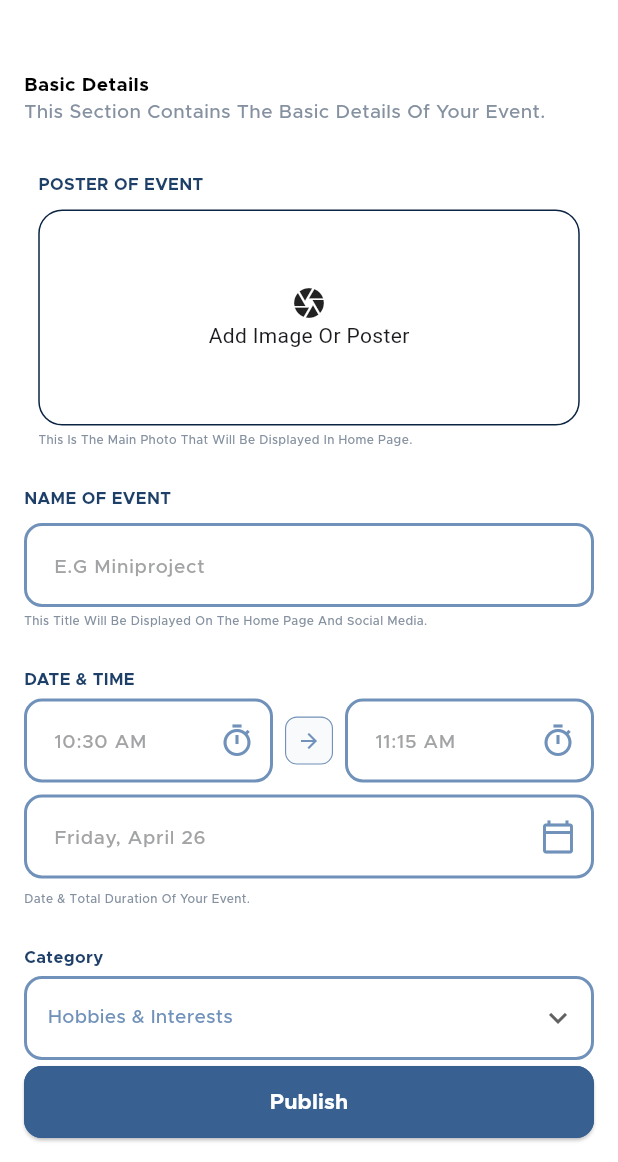
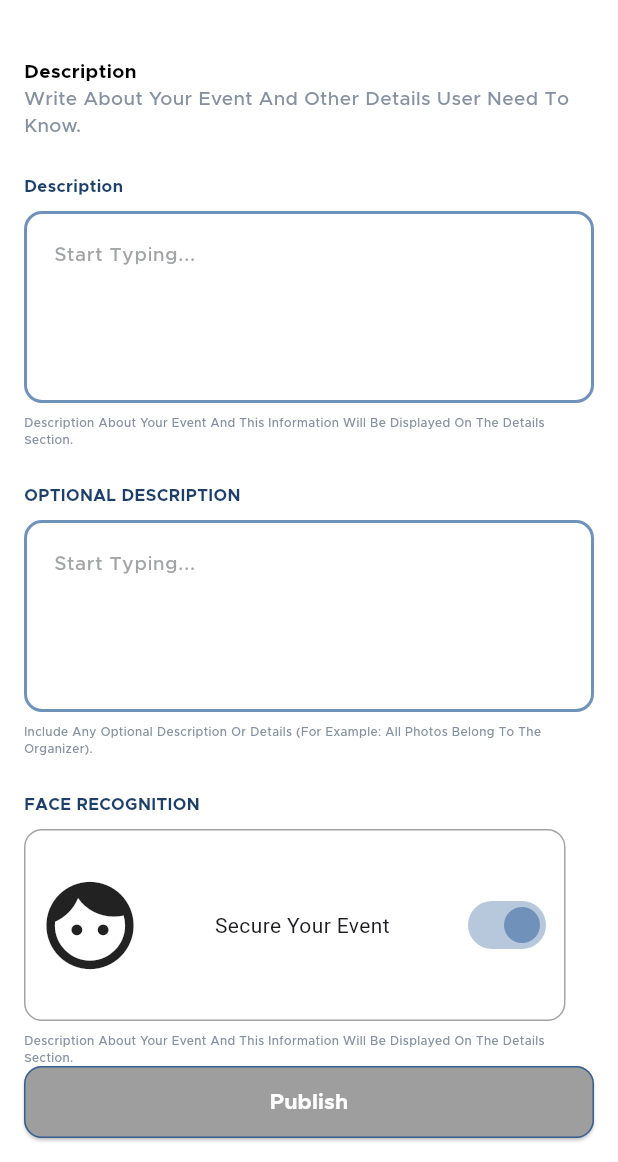
Before and after one commit to Mahmoud-Magdyy/Eventak, a Flutter app: the PageViewEvent screen opened by its route, after a tap on "Next", on a phone screen of 412 x 824 dp, the part 74-1236 px from its top. Run offline on Flutter 3.47's test engine with Material 3 defaults, Android fonts, the phone set to English and light mode, and no system bars; our stand-ins replace device_preview, flutter_bloc, flutter_otp_text_field, flutter_svg, get_it, go_router and 4 more; accounts and stored records are empty.

Commit message:
page two done

```diff
--- a/lib/core/widgets/custom_text_field.dart
+++ b/lib/core/widgets/custom_text_field.dart
@@ -17,7 +17,7 @@ class CustomTextFormField extends StatelessWidget {
     this.onChanged,
     this.onFieldSubmitted,
     this.suffixIconColor,
-    this.readOnly = false,
+    this.readOnly = false, this.maxLines,
   });
   final TextEditingController controller;
   final String? hint;
@@ -31,9 +31,11 @@ class CustomTextFormField extends StatelessWidget {
   final Function(String)? onFieldSubmitted;
   final Color? suffixIconColor;
   final bool readOnly;
+  final int? maxLines;
   @override
   Widget build(BuildContext context) {
     return TextFormField(
+      maxLines:maxLines ,
       readOnly: readOnly,
       onChanged: onChanged,
       onFieldSubmitted: onFieldSubmitted,
--- a/lib/features/create_event/presentation/screens/create_event_page_one.dart
+++ b/lib/features/create_event/presentation/screens/create_event_page_one.dart
@@ -1,11 +1,11 @@
 
 import 'package:eventak/features/create_event/presentation/cubit/create_event_cubit.dart';
-import 'package:eventak/features/create_event/presentation/widgets/basic_details.dart';
-import 'package:eventak/features/create_event/presentation/widgets/date_and_time.dart';
-import 'package:eventak/features/create_event/presentation/widgets/dropdown_category.dart';
-import 'package:eventak/features/create_event/presentation/widgets/name_of_event.dart';
-import 'package:eventak/features/create_event/presentation/widgets/poster_of_event.dart';
-import 'package:eventak/features/create_event/presentation/widgets/price_of_the_ticket.dart';
+import 'package:eventak/features/create_event/presentation/screens/page_one_widgets/basic_details.dart';
+import 'package:eventak/features/create_event/presentation/screens/page_one_widgets/date_and_time.dart';
+import 'package:eventak/features/create_event/presentation/screens/page_one_widgets/dropdown_category.dart';
+import 'package:eventak/features/create_event/presentation/screens/page_one_widgets/name_of_event.dart';
+import 'package:eventak/features/create_event/presentation/screens/page_one_widgets/poster_of_event.dart';
+import 'package:eventak/features/create_event/presentation/screens/page_one_widgets/price_of_the_ticket.dart';
 import 'package:flutter/material.dart';
 
 class CreateEventPageOne extends StatelessWidget {
@@ -22,7 +22,7 @@ class CreateEventPageOne extends StatelessWidget {
       child: Column(
         children: [
           const SizedBox(
-            height: 33,
+            height: 26,
           ),
           const BasicDetails(),
           const SizedBox(
--- /dev/null
+++ b/lib/features/create_event/presentation/screens/create_event_page_two.dart
@@ -0,0 +1,38 @@
+import 'package:eventak/features/create_event/presentation/screens/page_two_widgets/descraption.dart';
+import 'package:eventak/features/create_event/presentation/screens/page_two_widgets/description_form.dart';
+import 'package:eventak/features/create_event/presentation/screens/page_two_widgets/face_recognation.dart';
+import 'package:eventak/features/create_event/presentation/screens/page_two_widgets/optional_description.dart';
+import 'package:flutter/material.dart';
+
+class CreateEventPageTwo extends StatelessWidget {
+  const CreateEventPageTwo({super.key});
+
+  @override
+  Widget build(BuildContext context) {
+    return const SingleChildScrollView(
+      child: Column(
+        children: [
+          SizedBox(
+            height: 24,
+          ),
+          DescriptionText(),
+          SizedBox(
+            height: 24,
+          ),
+          DescriptionFormField(),
+          SizedBox(
+            height: 24,
+          ),
+          OptionalDescriptionFormField(),
+          SizedBox(
+            height: 24,
+          ),
+          FaceRecognition(),
+          SizedBox(
+            height: 24,
+          ),
+        ],
+      ),
+    );
+  }
+}
--- a/lib/features/create_event/presentation/widgets/image_picker_dialog.dart
+++ b/lib/features/create_event/presentation/screens/page_one_widgets/image_picker_dialog.dart
@@ -1,7 +1,7 @@
 
 import 'package:flutter/material.dart';
 
-import '../../../../core/utils/app_colors.dart';
+import '../../../../../core/utils/app_colors.dart';
 
 class ImagePackerDialog extends StatelessWidget {
   const ImagePackerDialog({
--- a/lib/features/create_event/presentation/widgets/poster_of_event.dart
+++ b/lib/features/create_event/presentation/screens/page_one_widgets/poster_of_event.dart
@@ -1,7 +1,7 @@
 import 'package:eventak/core/functions/commns.dart';
 import 'package:eventak/core/utils/app_styles.dart';
 import 'package:eventak/features/create_event/presentation/cubit/create_event_cubit.dart';
-import 'package:eventak/features/create_event/presentation/widgets/image_picker_dialog.dart';
+import 'package:eventak/features/create_event/presentation/screens/page_one_widgets/image_picker_dialog.dart';
 import 'package:flutter/material.dart';
 import 'package:image_picker/image_picker.dart';
 
--- /dev/null
+++ b/lib/features/create_event/presentation/screens/page_two_widgets/descraption.dart
@@ -0,0 +1,31 @@
+
+import 'package:eventak/core/utils/app_styles.dart';
+import 'package:flutter/material.dart';
+
+class DescriptionText extends StatelessWidget {
+  const DescriptionText({
+    super.key,
+  });
+
+  @override
+  Widget build(BuildContext context) {
+    return Column(
+      crossAxisAlignment: CrossAxisAlignment.start,
+      children: [
+        Align(
+          alignment: Alignment.centerLeft,
+          child: Text(
+            'Description',
+            style: AppStyles.styleSemiBold16(context)
+                .copyWith(color: Colors.black),
+          ),
+        ),
+        Text(
+          'Write About Your Event And Other Details User Need To Know.',
+          style: AppStyles.styleMedium16(context)
+              .copyWith(color: const Color(0xFF8591A0)),
+        ),
+      ],
+    );
+  }
+}
--- /dev/null
+++ b/lib/features/create_event/presentation/screens/page_two_widgets/description_form.dart
@@ -0,0 +1,40 @@
+
+import 'package:eventak/core/utils/app_styles.dart';
+import 'package:eventak/core/widgets/custom_text_field.dart';
+import 'package:flutter/material.dart';
+
+class DescriptionFormField extends StatelessWidget {
+  const DescriptionFormField({
+    super.key,
+  });
+
+  @override
+  Widget build(BuildContext context) {
+    return Column(
+      crossAxisAlignment: CrossAxisAlignment.start,
+      children: [
+        Text(
+          'Description',
+          style: AppStyles.styleSemiBold14(context),
+        ),
+        const SizedBox(
+          height: 8,
+        ),
+        CustomTextFormField(
+          maxLines: 4,
+          hint: 'Start Typing...',
+          controller: TextEditingController(),
+        ),
+        const SizedBox(
+          height: 8,
+        ),
+        Text(
+          'Description About Your Event And This Information Will Be Displayed On The Details Section.',
+          style: AppStyles.styleMedium10(context).copyWith(
+            color: const Color(0xFF8591A0),
+          ),
+        ),
+      ],
+    );
+  }
+}
--- /dev/null
+++ b/lib/features/create_event/presentation/screens/page_two_widgets/face_recognation.dart
@@ -0,0 +1,61 @@
+import 'package:eventak/core/utils/app_colors.dart';
+import 'package:eventak/core/utils/app_styles.dart';
+import 'package:flutter/material.dart';
+
+class FaceRecognition extends StatelessWidget {
+  const FaceRecognition({
+    super.key,
+  });
+
+  @override
+  Widget build(BuildContext context) {
+    return Column(
+      crossAxisAlignment: CrossAxisAlignment.start,
+      children: [
+        Text(
+          'FACE RECOGNITION',
+          style: AppStyles.styleSemiBold14(context),
+        ),
+        const SizedBox(
+          height: 8,
+        ),
+        Container(
+          width: 361,
+          height: 128,
+          padding: const EdgeInsets.all(8),
+          decoration: ShapeDecoration(
+            shape: RoundedRectangleBorder(
+              side: const BorderSide(color: AppColors.grey),
+              borderRadius: BorderRadius.circular(12),
+            ),
+          ),
+          child: Row(
+            mainAxisAlignment: MainAxisAlignment.spaceBetween,
+            children: [
+              const Icon(
+                Icons.face,
+                size: 70,
+              ),
+              const Text('Secure Your Event'),
+              Switch(
+                  activeColor: AppColors.lightBlue,
+                  value: true,
+                  onChanged: (value) {
+                    value = false;
+                  })
+            ],
+          ),
+        ),
+        const SizedBox(
+          height: 8,
+        ),
+        Text(
+          'Description About Your Event And This Information Will Be Displayed On The Details Section.',
+          style: AppStyles.styleMedium10(context).copyWith(
+            color: const Color(0xFF8591A0),
+          ),
+        ),
+      ],
+    );
+  }
+}
--- /dev/null
+++ b/lib/features/create_event/presentation/screens/page_two_widgets/optional_description.dart
@@ -0,0 +1,40 @@
+
+import 'package:eventak/core/utils/app_styles.dart';
+import 'package:eventak/core/widgets/custom_text_field.dart';
+import 'package:flutter/material.dart';
+
+class OptionalDescriptionFormField extends StatelessWidget {
+  const OptionalDescriptionFormField({
+    super.key,
+  });
+
+  @override
+  Widget build(BuildContext context) {
+    return Column(
+      crossAxisAlignment: CrossAxisAlignment.start,
+      children: [
+        Text(
+          'OPTIONAL DESCRIPTION',
+          style: AppStyles.styleSemiBold14(context),
+        ),
+        const SizedBox(
+          height: 8,
+        ),
+        CustomTextFormField(
+          maxLines: 4,
+          hint: 'Start Typing...',
+          controller: TextEditingController(),
+        ),
+        const SizedBox(
+          height: 8,
+        ),
+        Text(
+          'Include Any Optional Description Or Details (For Example: All Photos Belong To The Organizer).',
+          style: AppStyles.styleMedium10(context).copyWith(
+            color: const Color(0xFF8591A0),
+          ),
+        ),
+      ],
+    );
+  }
+}
--- a/lib/features/create_event/presentation/screens/page_view_event.dart
+++ b/lib/features/create_event/presentation/screens/page_view_event.dart
@@ -1,8 +1,10 @@
+import 'package:eventak/core/utils/app_colors.dart';
 import 'package:eventak/core/widgets/custom_button.dart';
 import 'package:eventak/features/create_event/presentation/cubit/create_event_cubit.dart';
 import 'package:eventak/features/create_event/presentation/cubit/create_event_state.dart';
 import 'package:eventak/features/create_event/presentation/screens/create_event_page_one.dart';
-import 'package:eventak/features/create_event/presentation/widgets/custom_app_bar.dart';
+import 'package:eventak/features/create_event/presentation/screens/create_event_page_two.dart';
+import 'package:eventak/features/create_event/presentation/screens/page_one_widgets/custom_app_bar.dart';
 import 'package:flutter/material.dart';
 import 'package:flutter_bloc/flutter_bloc.dart';
 
@@ -20,26 +22,42 @@ class PageViewEvent extends StatelessWidget {
             builder: (context, state) {
               final CreateEventCubit createCubit =
                   BlocProvider.of<CreateEventCubit>(context);
+              List<Widget> screens = [
+                CreateEventPageOne(
+                  createCubit: createCubit,
+                ),
+                const CreateEventPageTwo(),
+                const CreateEventPageTwo(),
+              ];
+
               return Form(
                 key: createCubit.formKey,
                 child: Column(
                   children: [
                     CustomCreateEventAppBar(
                       nextOnPressed: () {
-                        controller.jumpToPage(2);
+                        controller.nextPage(
+                            duration: const Duration(milliseconds: 500),
+                            curve: Curves.ease);
                       },
                     ),
                     Expanded(
-                      child: PageView(
-                        // physics: const NeverScrollableScrollPhysics(),
+                      child: PageView.builder(
+                        physics: const NeverScrollableScrollPhysics(),
+                        itemCount: screens.length,
+                        itemBuilder: (context, index) {
+                          return screens[index];
+                        },
                         controller: controller,
-                        children: [
-                          CreateEventPageOne(createCubit: createCubit)
-                        ],
                       ),
                     ),
                     // const Expanded(child: SizedBox()),
-                    CustomElevetedButton(onPressed: () {}, text: 'Publish')
+                    CustomElevetedButton(
+                        background: screens.length != screens.length-1
+                            ? Colors.grey
+                            : AppColors.primaryColor,
+                        onPressed: () {},
+                        text: 'Publish')
                   ],
                 ),
               );
```
Also changed, not shown: lib/features/create_event/presentation/screens/page_one_widgets/basic_details.dart (renamed from lib/features/create_event/presentation/widgets/basic_details.dart), lib/features/create_event/presentation/screens/page_one_widgets/custom_app_bar.dart (renamed from lib/features/create_event/presentation/widgets/custom_app_bar.dart), lib/features/create_event/presentation/screens/page_one_widgets/date_and_time.dart (renamed from lib/features/create_event/presentation/widgets/date_and_time.dart), lib/features/create_event/presentation/screens/page_one_widgets/dropdown_category.dart (renamed from lib/features/create_event/presentation/widgets/dropdown_category.dart), lib/features/create_event/presentation/screens/page_one_widgets/name_of_event.dart (renamed from lib/features/create_event/presentation/widgets/name_of_event.dart), lib/features/create_event/presentation/screens/page_one_widgets/price_of_the_ticket.dart (renamed from lib/features/create_event/presentation/widgets/price_of_the_ticket.dart).
